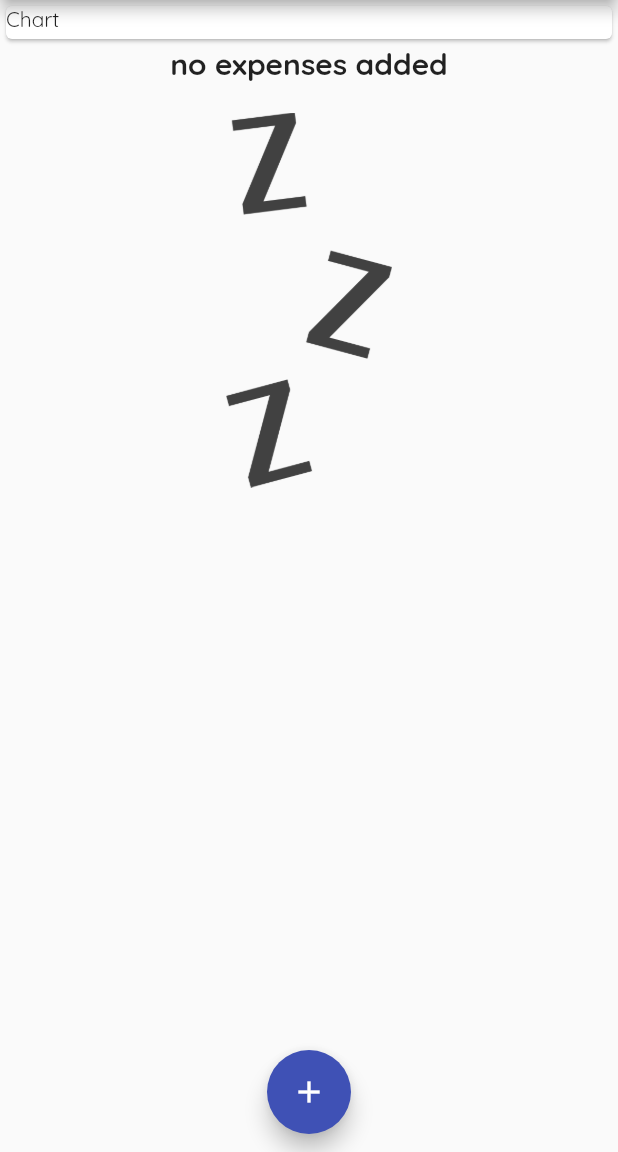
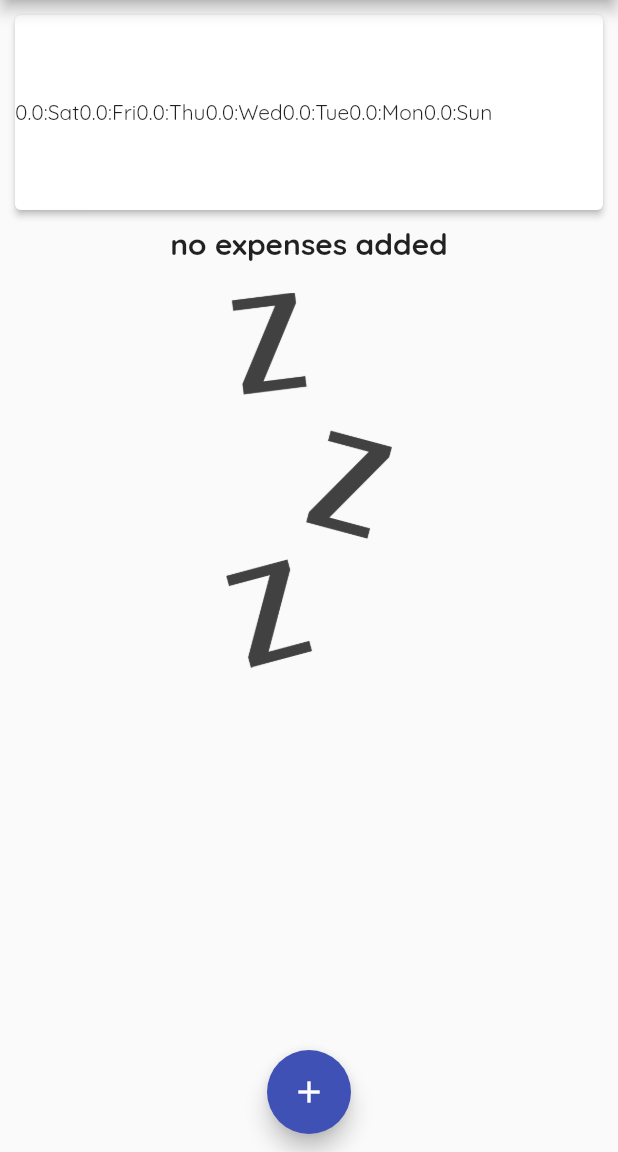
Before and after one commit to 0neman/expensescontrol, a Flutter app: the screen it shows after launch, on a phone screen of 412 x 824 dp, the part 84-1236 px from its top. Run offline on Flutter 3.47's test engine with Material 2 defaults, Android fonts, the phone set to English and light mode, and no system bars.

Commit message:
new commit

```diff
--- a/lib/main.dart
+++ b/lib/main.dart
@@ -3,6 +3,7 @@ import 'package:flutter/material.dart';
 import './widgets/new_transaction.dart';
 import './models/transaction.dart';
 import './widgets/transaction_list.dart';
+import './widgets/chart.dart';
 
 void main() => runApp(MyApp());
 
@@ -28,6 +29,12 @@ class MyHomePage extends StatefulWidget {
 class _MyHomePageState extends State<MyHomePage> {
   @override
   final List<Transaction> _userTransaction = [];
+
+  List<Transaction> get _recentTransactions {
+    return _userTransaction.where((tx) {
+      return tx.date.isAfter(DateTime.now().subtract(Duration(days: 7)));
+    }).toList();
+  }
 
   void _addNewTransaction(String title, double amount) {
     final newTx = Transaction(
@@ -73,10 +80,8 @@ class _MyHomePageState extends State<MyHomePage> {
           children: [
             Container(
               width: double.infinity,
-              height: 30,
-              child: Card(
-                child: Text("Chart"),
-              ),
+              height: 150,
+              child: Chart(_recentTransactions),
             ),
             TransactionList(_userTransaction)
           ],
--- /dev/null
+++ b/lib/widgets/chart.dart
@@ -0,0 +1,45 @@
+import "package:flutter/material.dart";
+import 'package:intl/intl.dart';
+
+import '../models/transaction.dart';
+
+class Chart extends StatelessWidget {
+  /*-------------------------------------Attributes-------------------------------------------- */
+  final List<Transaction> recentTransactions;
+  /*----------------------------------------Constuctor----------------------------------------- */
+  Chart(this.recentTransactions);
+/*--------------------------------------------Getter------------------------------------------- */
+  List<Map<String, Object>> get groupedTransactionValues {
+    return List.generate(7, (index) {
+      final weekDay = DateTime.now().subtract(Duration(days: index));
+      var sum = 0.0;
+      for (int i = 0; i < recentTransactions.length; i++) {
+        if (recentTransactions[i].date.day == DateTime.now().day &&
+            recentTransactions[i].date.month == DateTime.now().month &&
+            recentTransactions[i].date.year == DateTime.now().year) {
+          sum += recentTransactions[i].amount;
+        }
+      }
+      print(DateFormat.E().format(weekDay));
+      print(sum);
+      return {
+        'day': DateFormat.E().format(weekDay),
+        'amount': sum,
+      };
+    });
+  }
+
+  @override
+  Widget build(BuildContext context) {
+    print(groupedTransactionValues);
+    return Card(
+      elevation: 2,
+      margin: EdgeInsets.all(10),
+      child: Row(
+        children: groupedTransactionValues.map((e) {
+          return Text("${e['amount']}:${e['day']}");
+        }).toList(),
+      ),
+    );
+  }
+}
```
